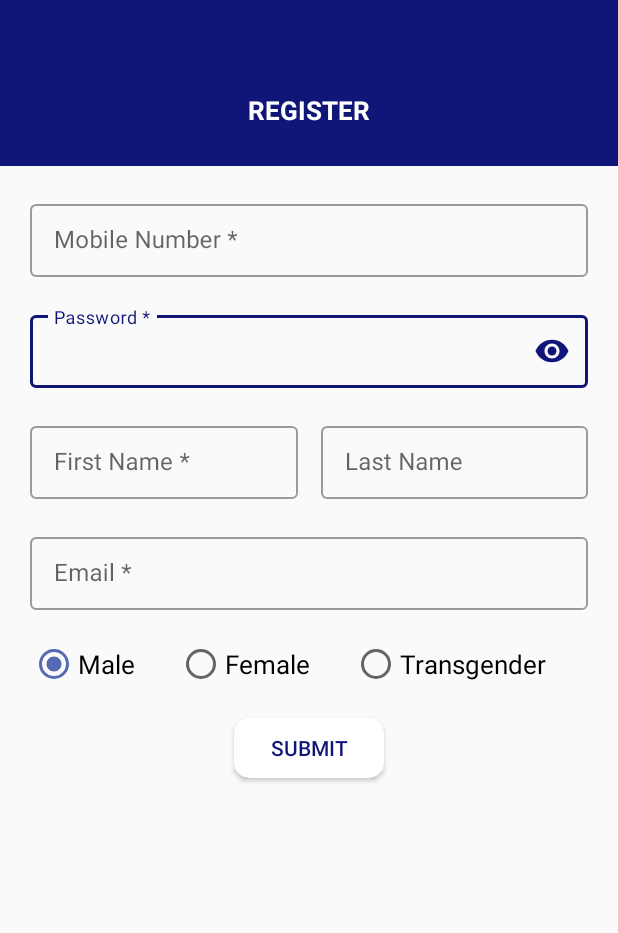
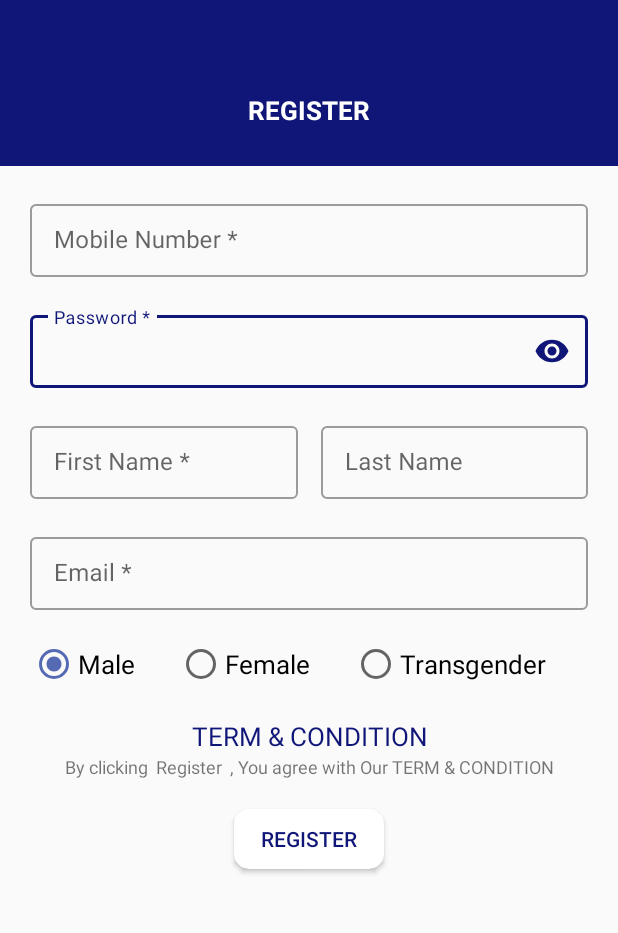
Before and after one commit to Samplemadmovegame/madmovegame_apk, an Android app: the layout fragment_register.xml on its own in the app's theme, with its tools: preview values and no code run, on a phone screen of 412 x 824 dp, the part 143-1076 px from its top. Run offline under Robolectric (Android 15) with nearby library versions, the phone set to English and light mode, and no system bars.

Commit message:
some ui changes and term and condition page added

```diff
--- a/app/src/main/AndroidManifest.xml
+++ b/app/src/main/AndroidManifest.xml
@@ -14,9 +14,12 @@
         android:supportsRtl="true"
         android:theme="@style/AppTheme">
         <activity
+            android:name=".termAndCondition.TermAndConditionActivity"
+            android:theme="@style/FullscreenTheme"></activity>
+        <activity
             android:name=".auth.register.RegisterActivity"
             android:theme="@style/FullscreenTheme"
-            android:windowSoftInputMode="adjustPan"></activity>
+            android:windowSoftInputMode="adjustPan" />
         <activity
             android:name=".notification.NotificationActivity"
             android:theme="@style/FullscreenTheme" />
--- a/app/src/main/res/layout/fragment_register.xml
+++ b/app/src/main/res/layout/fragment_register.xml
@@ -206,6 +206,29 @@
 
             </RadioGroup>
 
+
+            <TextView
+                android:id="@+id/term_n_condition_tv"
+                android:layout_width="match_parent"
+                android:layout_height="wrap_content"
+                android:layout_marginTop="@dimen/dim_20dp"
+                android:layout_marginBottom="@dimen/dim_30dp"
+                android:gravity="center"
+                android:text="@string/term_and_condition"
+                android:textAllCaps="true"
+                android:textColor="@color/colorPrimary"
+                android:textSize="17sp"
+                app:layout_constraintTop_toBottomOf="@id/radio_group_gender" />
+
+            <TextView
+                android:id="@+id/term_n_condition_msg_tv"
+                android:layout_width="match_parent"
+                android:layout_height="wrap_content"
+                android:gravity="center"
+                android:text="@string/term_and_condition_msg"
+                android:textSize="12sp"
+                app:layout_constraintTop_toBottomOf="@id/term_n_condition_tv" />
+
             <android.support.v7.widget.CardView
                 android:layout_width="@dimen/dim_100dp"
                 android:layout_height="@dimen/dim_40dp"
@@ -216,7 +239,7 @@
                 app:layout_constraintBottom_toBottomOf="parent"
                 app:layout_constraintLeft_toLeftOf="parent"
                 app:layout_constraintRight_toRightOf="parent"
-                app:layout_constraintTop_toBottomOf="@id/radio_group_gender">
+                app:layout_constraintTop_toBottomOf="@id/term_n_condition_msg_tv">
 
                 <Button
                     android:id="@+id/submit_form_bt"
@@ -224,7 +247,7 @@
                     android:layout_height="match_parent"
                     android:background="@android:color/transparent"
                     android:gravity="center"
-                    android:text="@string/submit"
+                    android:text="@string/register"
                     android:textColor="@color/colorPrimary" />
 
             </android.support.v7.widget.CardView>
--- a/app/src/main/res/values/strings.xml
+++ b/app/src/main/res/values/strings.xml
@@ -88,5 +88,7 @@
     <string name="error_msg_password_not_matched">Password Not Matched</string>
     <string name="msg_sent_otp_1">OTP has been sent to</string>
     <string name="msg_sent_otp_2">It may take few minutes receiving OTP, depending on mobile network.</string>
+    <string name="term_and_condition">Term &amp; Condition</string>
+    <string name="term_and_condition_msg">By clicking &quot; Register &quot; , You agree with Our TERM &amp; CONDITION</string>
 
 </resources>
```
Also changed, not shown: app/src/main/java/com/msewa/madmovegame/auth/login/ForgetPwdFragment.java (+2 -6 lines), app/src/main/java/com/msewa/madmovegame/auth/register/RegisterFragment.java (+14 -1 lines), app/src/main/java/com/msewa/madmovegame/termAndCondition/TermAndConditionActivity.java (added, +23 -0 lines), app/src/main/res/layout/activity_term_and_condition.xml (added, +33 -0 lines), app/src/main/res/layout/fragment_forget_pwd.xml (+27 -16 lines).
